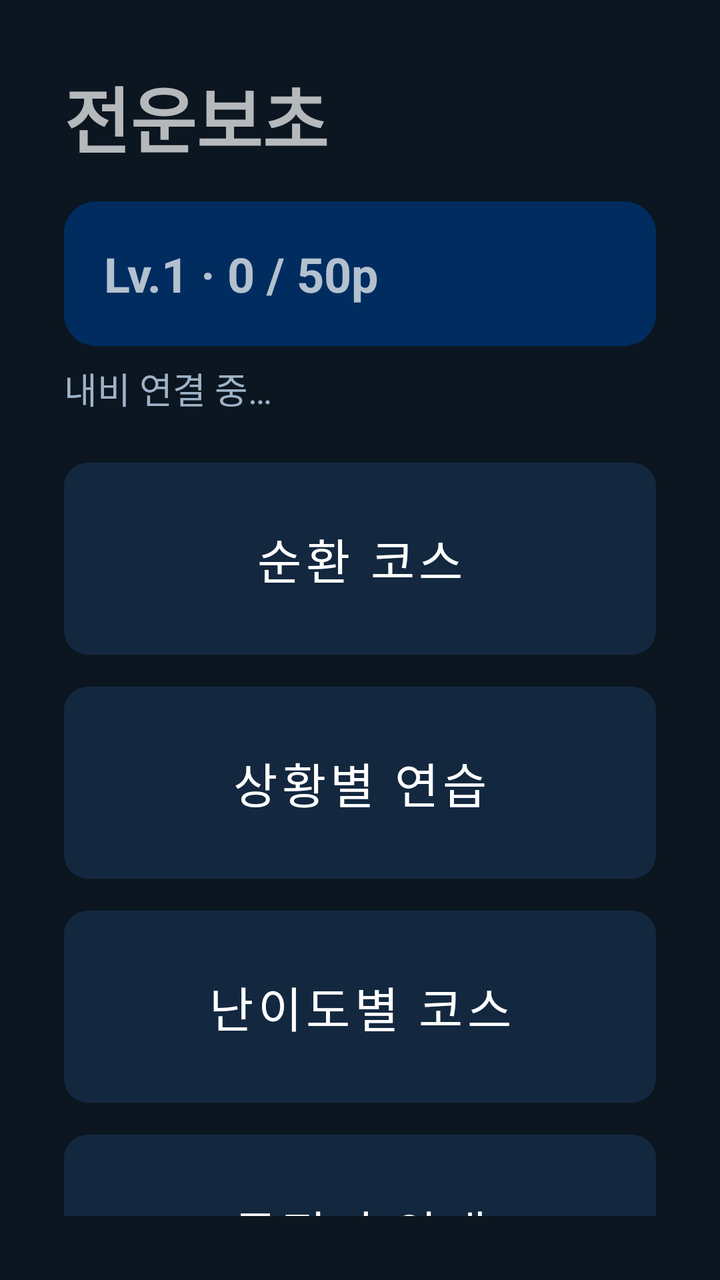
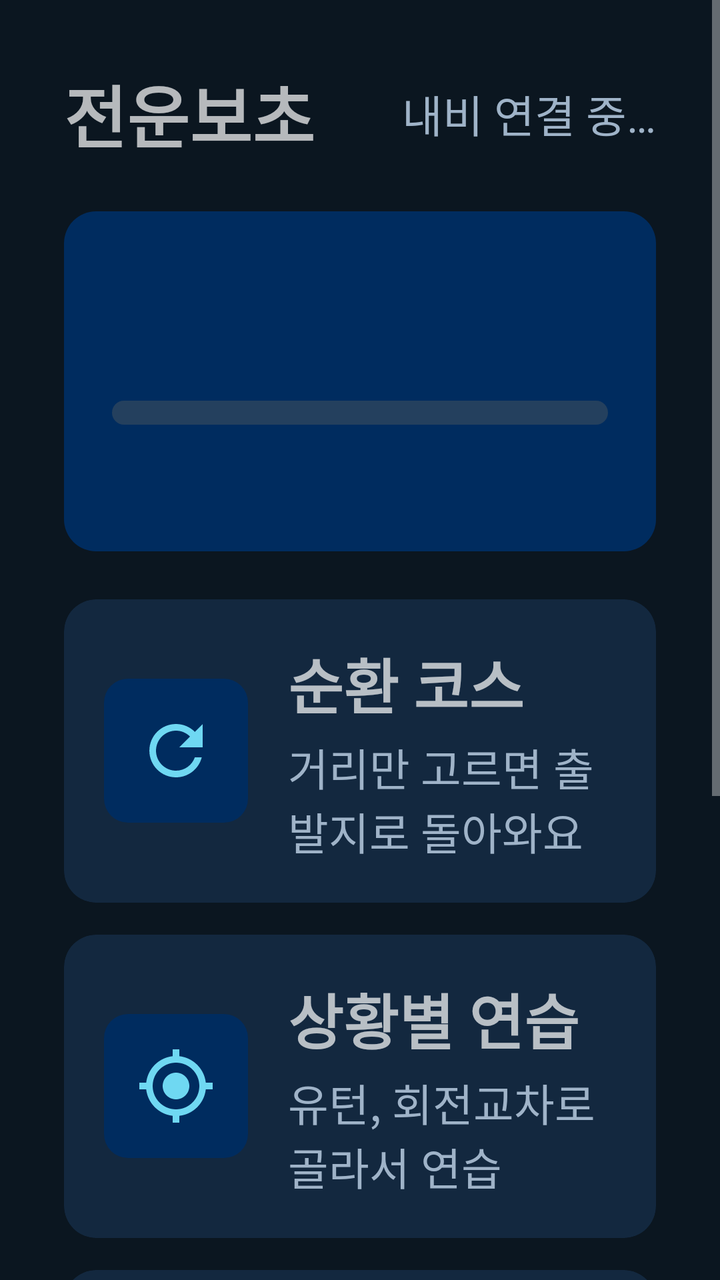

Before-and-after screenshots of an Android layout around one commit, followed by the original layout XML and the change that was made.
<!-- AndroidManifest.xml: application theme Theme.Jeonunbochocar -->
<!-- res/layout/screen_home.xml -->
<?xml version="1.0" encoding="utf-8"?>
<LinearLayout xmlns:android="http://schemas.android.com/apk/res/android"
    android:layout_width="match_parent"
    android:layout_height="match_parent"
    android:orientation="vertical"
    android:padding="32dp">

    <TextView
        android:layout_width="wrap_content"
        android:layout_height="wrap_content"
        android:text="전운보초"
        android:textSize="36sp"
        android:textStyle="bold" />

    <TextView
        android:id="@+id/levelText"
        android:layout_width="match_parent"
        android:layout_height="wrap_content"
        android:layout_marginTop="16dp"
        android:background="@drawable/bg_level_card"
        android:padding="20dp"
        android:text="Lv.1 · 0 / 50p"
        android:textSize="24sp"
        android:textStyle="bold" />

    <TextView
        android:id="@+id/navStatus"
        android:layout_width="wrap_content"
        android:layout_height="wrap_content"
        android:layout_marginTop="8dp"
        android:layout_marginBottom="24dp"
        android:text="내비 연결 중…"
        android:textColor="@color/jb_text_secondary"
        android:textSize="18sp" />

    <Button
        android:id="@+id/btnLoop"
        android:layout_width="match_parent"
        android:layout_height="96dp"
        android:text="순환 코스"
        android:textSize="24sp" />

    <Button
        android:id="@+id/btnElement"
        android:layout_width="match_parent"
        android:layout_height="96dp"
        android:layout_marginTop="16dp"
        android:text="상황별 연습"
        android:textSize="24sp" />

    <Button
        android:id="@+id/btnLevel"
        android:layout_width="match_parent"
        android:layout_height="96dp"
        android:layout_marginTop="16dp"
        android:text="난이도별 코스"
        android:textSize="24sp" />

    <Button
        android:id="@+id/btnDestination"
        android:layout_width="match_parent"
        android:layout_height="96dp"
        android:layout_marginTop="16dp"
        android:text="목적지 안내"
        android:textSize="24sp" />
</LinearLayout>
<!-- resources referenced by this layout -->
<resources>
  <color name="jb_text_secondary">#9FB3C8</color>
  <!-- drawable bg_level_card (drawable) -->
  <?xml version="1.0" encoding="utf-8"?>
  <shape xmlns:android="http://schemas.android.com/apk/res/android">
      <solid android:color="@color/jb_navy" />
      <corners android:radius="16dp" />
  </shape>
  <color name="jb_navy">#002C5F</color>
  <color name="jb_accent">#00AAD2</color>
  <color name="jb_background">#0B1620</color>
  <style name="Jb.Button" parent="Widget.MaterialComponents.Button.UnelevatedButton">
          <item name="backgroundTint">@color/jb_card</item>
          <item name="android:textColor">@color/white</item>
          <item name="android:textSize">24sp</item>
          <item name="cornerRadius">12dp</item>
          <item name="android:insetTop">0dp</item>
          <item name="android:insetBottom">0dp</item>
      </style>
  <color name="jb_card">#13283F</color>
  <color name="white">#FFFFFFFF</color>
  <!-- unchanged entries left out for length: 1 -->
</resources>

<!-- the commit's change to res/layout/screen_home.xml (unified diff, before → after) -->
@@ -1,66 +1,303 @@
 <?xml version="1.0" encoding="utf-8"?>
-<LinearLayout xmlns:android="http://schemas.android.com/apk/res/android"
+<ScrollView xmlns:android="http://schemas.android.com/apk/res/android"
+    xmlns:app="http://schemas.android.com/apk/res-auto"
     android:layout_width="match_parent"
-    android:layout_height="match_parent"
-    android:orientation="vertical"
-    android:padding="32dp">
-
-    <TextView
-        android:layout_width="wrap_content"
-        android:layout_height="wrap_content"
-        android:text="전운보초"
-        android:textSize="36sp"
-        android:textStyle="bold" />
-
-    <TextView
-        android:id="@+id/levelText"
+    android:layout_height="match_parent">
+
+    <LinearLayout
         android:layout_width="match_parent"
         android:layout_height="wrap_content"
-        android:layout_marginTop="16dp"
-        android:background="@drawable/bg_level_card"
-        android:padding="20dp"
-        android:text="Lv.1 · 0 / 50p"
-        android:textSize="24sp"
-        android:textStyle="bold" />
-
-    <TextView
-        android:id="@+id/navStatus"
-        android:layout_width="wrap_content"
-        android:layout_height="wrap_content"
-        android:layout_marginTop="8dp"
-        android:layout_marginBottom="24dp"
-        android:text="내비 연결 중…"
-        android:textColor="@color/jb_text_secondary"
-        android:textSize="18sp" />
-
-    <Button
-        android:id="@+id/btnLoop"
-        android:layout_width="match_parent"
-        android:layout_height="96dp"
-        android:text="순환 코스"
-        android:textSize="24sp" />
-
-    <Button
-        android:id="@+id/btnElement"
-        android:layout_width="match_parent"
-        android:layout_height="96dp"
-        android:layout_marginTop="16dp"
-        android:text="상황별 연습"
-        android:textSize="24sp" />
-
-    <Button
-        android:id="@+id/btnLevel"
-        android:layout_width="match_parent"
-        android:layout_height="96dp"
-        android:layout_marginTop="16dp"
-        android:text="난이도별 코스"
-        android:textSize="24sp" />
-
-    <Button
-        android:id="@+id/btnDestination"
-        android:layout_width="match_parent"
-        android:layout_height="96dp"
-        android:layout_marginTop="16dp"
-        android:text="목적지 안내"
-        android:textSize="24sp" />
-</LinearLayout>
+        android:orientation="vertical"
+        android:padding="32dp">
+
+        <LinearLayout
+            android:layout_width="match_parent"
+            android:layout_height="wrap_content"
+            android:gravity="center_vertical"
+            android:orientation="horizontal">
+
+            <TextView
+                android:layout_width="0dp"
+                android:layout_height="wrap_content"
+                android:layout_weight="1"
+                android:text="전운보초"
+                android:textSize="34sp"
+                android:textStyle="bold" />
+
+            <TextView
+                android:id="@+id/navStatus"
+                android:layout_width="wrap_content"
+                android:layout_height="wrap_content"
+                android:text="내비 연결 중…"
+                android:textColor="@color/jb_text_secondary"
+                android:textSize="22sp" />
+        </LinearLayout>
+
+        <LinearLayout
+            android:layout_width="match_parent"
+            android:layout_height="wrap_content"
+            android:layout_marginTop="24dp"
+            android:background="@drawable/bg_level_card"
+            android:orientation="vertical"
+            android:padding="24dp">
+
+            <LinearLayout
+                android:layout_width="match_parent"
+                android:layout_height="wrap_content"
+                android:gravity="bottom"
+                android:orientation="horizontal">
+
+                <TextView
+                    android:id="@+id/levelValue"
+                    android:layout_width="0dp"
+                    android:layout_height="wrap_content"
+                    android:layout_weight="1"
+                    android:textSize="44sp"
+                    android:textStyle="bold" />
+
+                <TextView
+                    android:id="@+id/levelPoints"
+                    android:layout_width="wrap_content"
+                    android:layout_height="wrap_content"
+                    android:textColor="@color/jb_on_navy_secondary"
+                    android:textSize="24sp" />
+            </LinearLayout>
+
+            <com.google.android.material.progressindicator.LinearProgressIndicator
+                android:id="@+id/levelProgress"
+                android:layout_width="match_parent"
+                android:layout_height="wrap_content"
+                android:layout_marginTop="12dp"
+                android:max="100"
+                app:indicatorColor="@color/jb_accent_soft"
+                app:trackColor="@color/jb_track"
+                app:trackCornerRadius="6dp"
+                app:trackThickness="12dp" />
+
+            <TextView
+                android:id="@+id/levelHint"
+                android:layout_width="wrap_content"
+                android:layout_height="wrap_content"
+                android:layout_marginTop="10dp"
+                android:textColor="@color/jb_on_navy_secondary"
+                android:textSize="22sp" />
+        </LinearLayout>
+
+        <com.google.android.material.card.MaterialCardView
+            android:id="@+id/btnLoop"
+            android:layout_width="match_parent"
+            android:layout_height="wrap_content"
+            android:layout_marginTop="24dp"
+            android:clickable="true"
+            android:focusable="true"
+            app:cardBackgroundColor="@color/jb_card"
+            app:cardCornerRadius="16dp"
+            app:cardElevation="0dp"
+            app:strokeWidth="0dp">
+
+            <LinearLayout
+                android:layout_width="match_parent"
+                android:layout_height="wrap_content"
+                android:gravity="center_vertical"
+                android:minHeight="112dp"
+                android:orientation="horizontal"
+                android:padding="20dp">
+
+                <ImageView
+                    android:layout_width="72dp"
+                    android:layout_height="72dp"
+                    android:background="@drawable/bg_icon"
+                    android:importantForAccessibility="no"
+                    android:padding="16dp"
+                    android:src="@drawable/ic_loop"
+                    app:tint="@color/jb_accent_soft" />
+
+                <LinearLayout
+                    android:layout_width="0dp"
+                    android:layout_height="wrap_content"
+                    android:layout_marginStart="20dp"
+                    android:layout_weight="1"
+                    android:orientation="vertical">
+
+                    <TextView
+                        android:layout_width="wrap_content"
+                        android:layout_height="wrap_content"
+                        android:text="순환 코스"
+                        android:textSize="30sp"
+                        android:textStyle="bold" />
+
+                    <TextView
+                        android:layout_width="wrap_content"
+                        android:layout_height="wrap_content"
+                        android:layout_marginTop="4dp"
+                        android:text="거리만 고르면 출발지로 돌아와요"
+                        android:textColor="@color/jb_text_secondary"
+                        android:textSize="22sp" />
+                </LinearLayout>
+            </LinearLayout>
+        </com.google.android.material.card.MaterialCardView>
+
+        <com.google.android.material.card.MaterialCardView
+            android:id="@+id/btnElement"
+            android:layout_width="match_parent"
+            android:layout_height="wrap_content"
+            android:layout_marginTop="16dp"
+            android:clickable="true"
+            android:focusable="true"
+            app:cardBackgroundColor="@color/jb_card"
+            app:cardCornerRadius="16dp"
+            app:cardElevation="0dp"
+            app:strokeWidth="0dp">
+
+            <LinearLayout
+                android:layout_width="match_parent"
+                android:layout_height="wrap_content"
+                android:gravity="center_vertical"
+                android:minHeight="112dp"
+                android:orientation="horizontal"
+                android:padding="20dp">
+
+                <ImageView
+                    android:layout_width="72dp"
+                    android:layout_height="72dp"
+                    android:background="@drawable/bg_icon"
+                    android:importantForAccessibility="no"
+                    android:padding="16dp"
+                    android:src="@drawable/ic_target"
+                    app:tint="@color/jb_accent_soft" />
+
+                <LinearLayout
+                    android:layout_width="0dp"
+                    android:layout_height="wrap_content"
+                    android:layout_marginStart="20dp"
+                    android:layout_weight="1"
+                    android:orientation="vertical">
+
+                    <TextView
+                        android:layout_width="wrap_content"
+                        android:layout_height="wrap_content"
+                        android:text="상황별 연습"
+                        android:textSize="30sp"
+                        android:textStyle="bold" />
+
+                    <TextView
+                        android:layout_width="wrap_content"
+                        android:layout_height="wrap_content"
+                        android:layout_marginTop="4dp"
+                        android:text="유턴, 회전교차로 골라서 연습"
+                        android:textColor="@color/jb_text_secondary"
+                        android:textSize="22sp" />
+                </LinearLayout>
+            </LinearLayout>
+        </com.google.android.material.card.MaterialCardView>
+
+        <com.google.android.material.card.MaterialCardView
+            android:id="@+id/btnLevel"
+            android:layout_width="match_parent"
+            android:layout_height="wrap_content"
+            android:layout_marginTop="16dp"
+            android:clickable="true"
+            android:focusable="true"
+            app:cardBackgroundColor="@color/jb_card"
+            app:cardCornerRadius="16dp"
+            app:cardElevation="0dp"
+            app:strokeWidth="0dp">
+
+            <LinearLayout
+                android:layout_width="match_parent"
+                android:layout_height="wrap_content"
+                android:gravity="center_vertical"
+                android:minHeight="112dp"
+                android:orientation="horizontal"
+                android:padding="20dp">
+
+                <ImageView
+                    android:layout_width="72dp"
+                    android:layout_height="72dp"
+                    android:background="@drawable/bg_icon"
+                    android:importantForAccessibility="no"
+                    android:padding="16dp"
+                    android:src="@drawable/ic_level_up"
+                    app:tint="@color/jb_accent_soft" />
+
+                <LinearLayout
+                    android:layout_width="0dp"
+                    android:layout_height="wrap_content"
+                    android:layout_marginStart="20dp"
+                    android:layout_weight="1"
+                    android:orientation="vertical">
+
+                    <TextView
+                        android:layout_width="wrap_content"
+                        android:layout_height="wrap_content"
+                        android:text="난이도별 코스"
+                        android:textSize="30sp"
+                        android:textStyle="bold" />
+
+                    <TextView
+                        android:id="@+id/levelCourseHint"
+                        android:layout_width="wrap_content"
+                        android:layout_height="wrap_content"
+                        android:layout_marginTop="4dp"
+                        android:text="내 레벨에 맞는 추천 코스"
+                        android:textColor="@color/jb_text_secondary"
+                        android:textSize="22sp" />
+                </LinearLayout>
+            </LinearLayout>
+        </com.google.android.material.card.MaterialCardView>
+
+        <com.google.android.material.card.MaterialCardView
+            android:id="@+id/btnDestination"
+            android:layout_width="match_parent"
+            android:layout_height="wrap_content"
+            android:layout_marginTop="16dp"
+            android:clickable="true"
+            android:focusable="true"
+            app:cardBackgroundColor="@color/jb_card"
+            app:cardCornerRadius="16dp"
+            app:cardElevation="0dp"
+            app:strokeWidth="0dp">
+
+            <LinearLayout
+                android:layout_width="match_parent"
+                android:layout_height="wrap_content"
+                android:gravity="center_vertical"
+                android:minHeight="112dp"
+                android:orientation="horizontal"
+                android:padding="20dp">
+
+                <ImageView
+                    android:layout_width="72dp"
+                    android:layout_height="72dp"
+                    android:background="@drawable/bg_icon"
+                    android:importantForAccessibility="no"
+                    android:padding="16dp"
+                    android:src="@drawable/ic_place"
+                    app:tint="@color/jb_accent_soft" />
+
+                <LinearLayout
+                    android:layout_width="0dp"
+                    android:layout_height="wrap_content"
+                    android:layout_marginStart="20dp"
+                    android:layout_weight="1"
+                    android:orientation="vertical">
+
+                    <TextView
+                        android:layout_width="wrap_content"
+                        android:layout_height="wrap_content"
+                        android:text="목적지 안내"
+                        android:textSize="30sp"
+                        android:textStyle="bold" />
+
+                    <TextView
+                        android:layout_width="wrap_content"
+                        android:layout_height="wrap_content"
+                        android:layout_marginTop="4dp"
+                        android:text="즐겨찾기, 최근 목적지로 출발"
+                        android:textColor="@color/jb_text_secondary"
+                        android:textSize="22sp" />
+                </LinearLayout>
+            </LinearLayout>
+        </com.google.android.material.card.MaterialCardView>
+    </LinearLayout>
+</ScrollView>
<!-- resource entries referenced after the edit -->
@@ -1,12 +1,64 @@
 <!-- resources referenced by this layout -->
 <resources>
+  <color name="jb_accent_soft">#6FD8F2</color>
   <color name="jb_text_secondary">#9FB3C8</color>
+  <color name="jb_track">#24405E</color>
+  <!-- drawable bg_icon (drawable) -->
+  <?xml version="1.0" encoding="utf-8"?>
+  <shape xmlns:android="http://schemas.android.com/apk/res/android">
+      <solid android:color="@color/jb_navy" />
+      <corners android:radius="12dp" />
+  </shape>
   <!-- drawable bg_level_card (drawable) -->
   <?xml version="1.0" encoding="utf-8"?>
   <shape xmlns:android="http://schemas.android.com/apk/res/android">
       <solid android:color="@color/jb_navy" />
       <corners android:radius="16dp" />
   </shape>
+  <!-- drawable ic_level_up (drawable) -->
+  <?xml version="1.0" encoding="utf-8"?>
+  <vector xmlns:android="http://schemas.android.com/apk/res/android"
+      android:width="24dp"
+      android:height="24dp"
+      android:viewportWidth="24"
+      android:viewportHeight="24">
+      <path
+          android:fillColor="#FFFFFFFF"
+          android:pathData="M16,6l2.29,2.29 -4.88,4.88 -4,-4L2,16.59 3.41,18l6,-6 4,4 6.3,-6.29L22,12V6z" />
+  </vector>
+  <!-- drawable ic_loop (drawable) -->
+  <?xml version="1.0" encoding="utf-8"?>
+  <vector xmlns:android="http://schemas.android.com/apk/res/android"
+      android:width="24dp"
+      android:height="24dp"
+      android:viewportWidth="24"
+      android:viewportHeight="24">
+      <path
+          android:fillColor="#FFFFFFFF"
+          android:pathData="M17.65,6.35C16.2,4.9 14.21,4 12,4c-4.42,0 -7.99,3.58 -7.99,8s3.57,8 7.99,8c3.73,0 6.84,-2.55 7.73,-6h-2.08c-0.82,2.33 -3.04,4 -5.65,4 -3.31,0 -6,-2.69 -6,-6s2.69,-6 6,-6c1.66,0 3.14,0.69 4.22,1.78L13,11h7V4l-2.35,2.35z" />
+  </vector>
+  <!-- drawable ic_place (drawable) -->
+  <?xml version="1.0" encoding="utf-8"?>
+  <vector xmlns:android="http://schemas.android.com/apk/res/android"
+      android:width="24dp"
+      android:height="24dp"
+      android:viewportWidth="24"
+      android:viewportHeight="24">
+      <path
+          android:fillColor="#FFFFFFFF"
+          android:pathData="M12,2C8.13,2 5,5.13 5,9c0,5.25 7,13 7,13s7,-7.75 7,-13c0,-3.87 -3.13,-7 -7,-7zM12,11.5c-1.38,0 -2.5,-1.12 -2.5,-2.5s1.12,-2.5 2.5,-2.5 2.5,1.12 2.5,2.5 -1.12,2.5 -2.5,2.5z" />
+  </vector>
+  <!-- drawable ic_target (drawable) -->
+  <?xml version="1.0" encoding="utf-8"?>
+  <vector xmlns:android="http://schemas.android.com/apk/res/android"
+      android:width="24dp"
+      android:height="24dp"
+      android:viewportWidth="24"
+      android:viewportHeight="24">
+      <path
+          android:fillColor="#FFFFFFFF"
+          android:pathData="M12,8c-2.21,0 -4,1.79 -4,4s1.79,4 4,4 4,-1.79 4,-4 -1.79,-4 -4,-4zM20.94,11c-0.46,-4.17 -3.77,-7.48 -7.94,-7.94L13,1h-2v2.06C6.83,3.52 3.52,6.83 3.06,11L1,11v2h2.06c0.46,4.17 3.77,7.48 7.94,7.94L11,23h2v-2.06c4.17,-0.46 7.48,-3.77 7.94,-7.94L23,13v-2h-2.06zM12,19c-3.87,0 -7,-3.13 -7,-7s3.13,-7 7,-7 7,3.13 7,7 -3.13,7 -7,7z" />
+  </vector>
   <color name="jb_navy">#002C5F</color>
   <color name="jb_accent">#00AAD2</color>
   <color name="jb_background">#0B1620</color>
@@ -19,6 +71,7 @@
           <item name="android:insetBottom">0dp</item>
       </style>
   <color name="jb_card">#13283F</color>
+  <color name="jb_on_navy_secondary">#B9D3EA</color>
   <color name="white">#FFFFFFFF</color>
   <!-- unchanged entries left out for length: 1 -->
 </resources>
